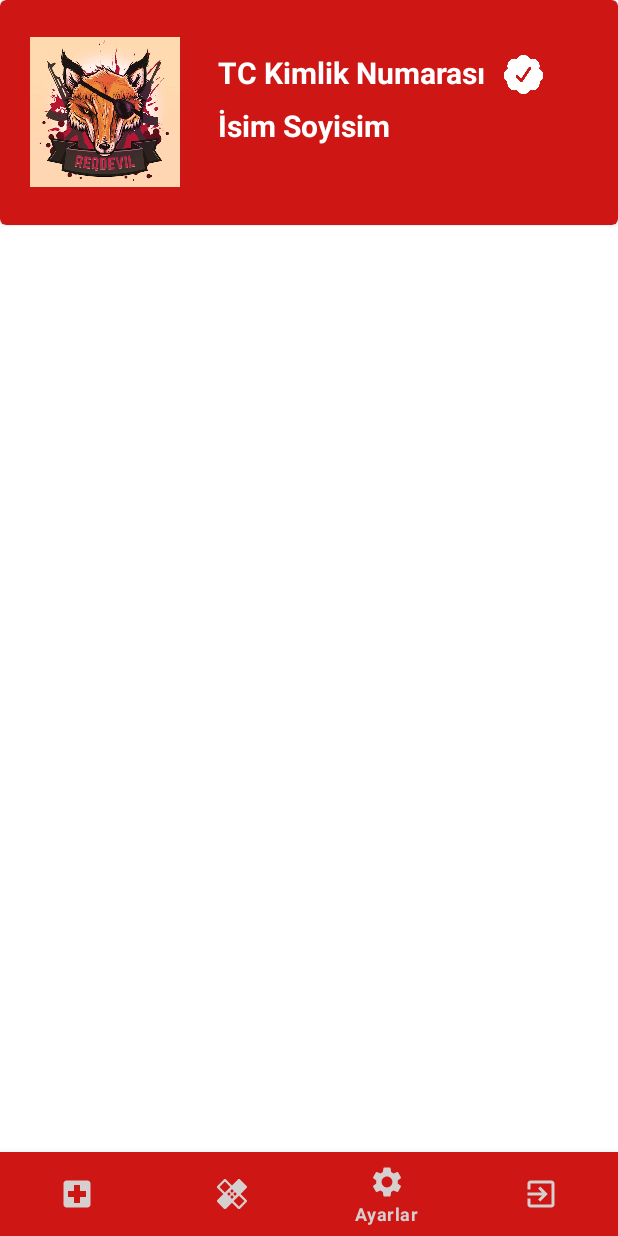
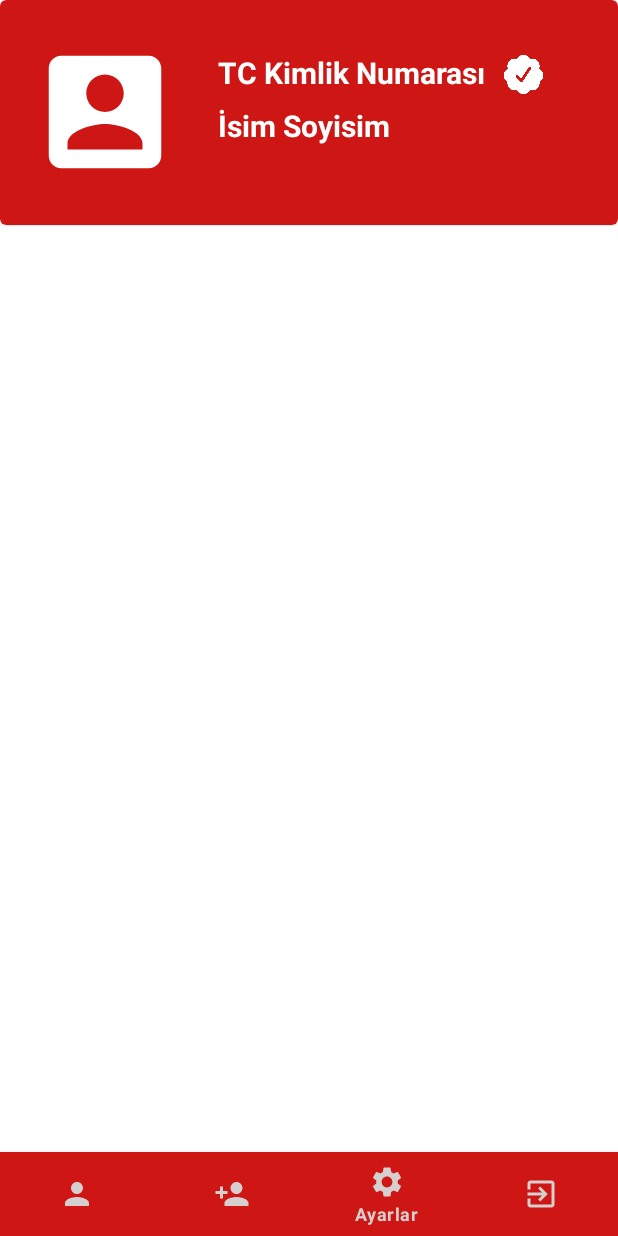
Before and after one commit to reqdevil/Medic-Android, an Android app: the MainActivity screen opened directly, with no data from a screen before it, item 3 of the bottom bar chosen, on a phone screen of 412 x 824 dp. Run offline under Robolectric (Android 15) with nearby library versions, the phone set to English and light mode, and no system bars.

Commit message:
Update activity_main.xml

```diff
--- a/app/src/main/res/layout/activity_main.xml
+++ b/app/src/main/res/layout/activity_main.xml
@@ -27,7 +27,7 @@
                     android:id="@+id/profilePhoto"
                     android:layout_width="100dp"
                     android:layout_height="100dp"
-                    android:src="@drawable/logo" />
+                    android:src="@drawable/ic_profile_white" />
 
                 <Space
                     android:layout_width="25dp"
@@ -47,7 +47,7 @@
                         android:layout_height="wrap_content">
 
                         <TextView
-                            android:id="@+id/idText"
+                            android:id="@+id/usernameText"
                             android:layout_width="wrap_content"
                             android:layout_height="wrap_content"
                             android:text="@string/kimlik_no"
@@ -86,21 +86,25 @@
         </com.google.android.material.card.MaterialCardView>
 
         <androidx.constraintlayout.widget.ConstraintLayout
+            android:id="@+id/patientPage"
             android:layout_width="match_parent"
-            android:layout_height="match_parent">
+            android:layout_height="match_parent"
+            android:visibility="gone">
 
             <FrameLayout
+                android:id="@+id/patientFragmentView"
                 android:layout_width="match_parent"
                 android:layout_height="0dp"
-                app:layout_constraintBottom_toTopOf="@+id/bottomNavigation"
+                app:layout_constraintBottom_toTopOf="@+id/patientBottomNavigation"
                 app:layout_constraintEnd_toEndOf="parent"
                 app:layout_constraintStart_toStartOf="parent"
                 app:layout_constraintTop_toTopOf="parent" />
 
             <com.google.android.material.bottomnavigation.BottomNavigationView
-                android:id="@+id/bottomNavigation"
+                android:id="@+id/patientBottomNavigation"
                 android:layout_width="match_parent"
                 android:layout_height="wrap_content"
+                android:visibility="visible"
                 app:backgroundTint="#ce1614"
                 app:itemIconTint="#FFD5CFCF"
                 app:itemTextColor="#D5CFCF"
@@ -111,6 +115,36 @@
 
         </androidx.constraintlayout.widget.ConstraintLayout>
 
+        <androidx.constraintlayout.widget.ConstraintLayout
+            android:id="@+id/doctorPage"
+            android:layout_width="match_parent"
+            android:layout_height="match_parent"
+            android:visibility="visible">
+
+            <FrameLayout
+                android:id="@+id/doctorFragmentView"
+                android:layout_width="match_parent"
+                android:layout_height="0dp"
+                app:layout_constraintBottom_toTopOf="@+id/doctorBottomNavigation"
+                app:layout_constraintEnd_toEndOf="parent"
+                app:layout_constraintStart_toStartOf="parent"
+                app:layout_constraintTop_toTopOf="parent" />
+
+            <com.google.android.material.bottomnavigation.BottomNavigationView
+                android:id="@+id/doctorBottomNavigation"
+                android:layout_width="match_parent"
+                android:layout_height="wrap_content"
+                android:visibility="visible"
+                app:backgroundTint="#ce1614"
+                app:itemIconTint="#FFD5CFCF"
+                app:itemTextColor="#D5CFCF"
+                app:layout_constraintBottom_toBottomOf="parent"
+                app:layout_constraintEnd_toEndOf="parent"
+                app:layout_constraintStart_toStartOf="parent"
+                app:menu="@menu/doctor_menu" />
+
+        </androidx.constraintlayout.widget.ConstraintLayout>
+
     </LinearLayout>
 
 </androidx.constraintlayout.widget.ConstraintLayout>
```
